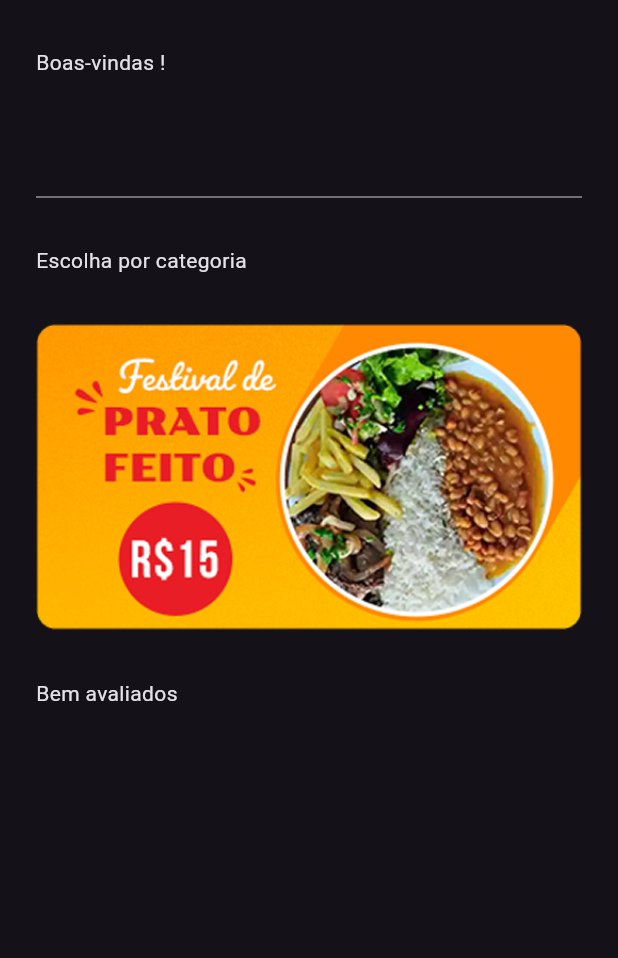
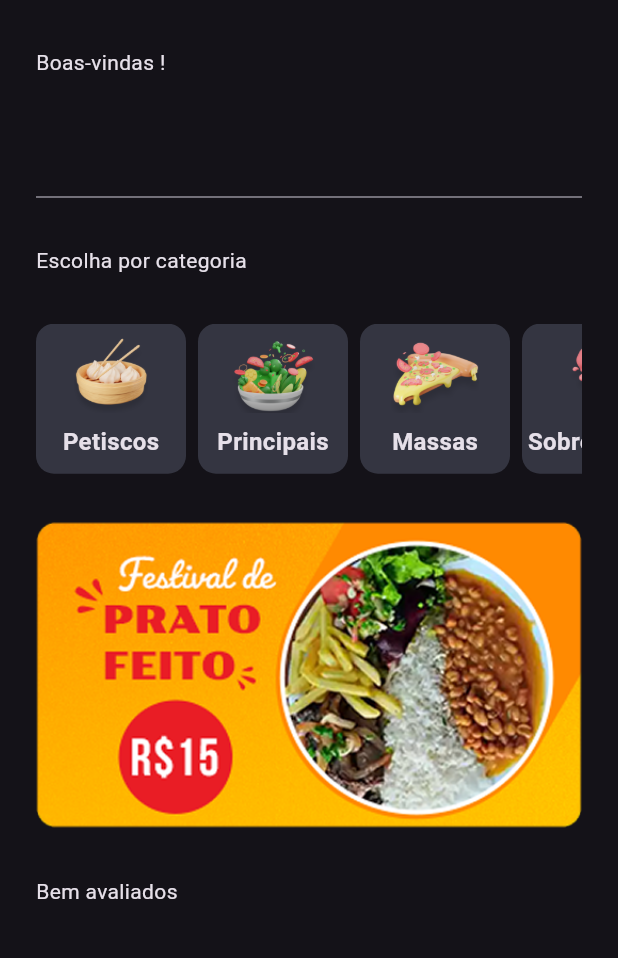
Before and after one commit to PedroLuisLopesdeMoraes/Flutter-App-Imersao, a Flutter app: the HomeScreen screen opened directly, on a phone screen of 412 x 824 dp, the part 136-1094 px from its top. Run offline on Flutter 3.47's test engine with Material 3 defaults, Android fonts, the phone set to English and light mode, and no system bars; missing offline and left inert: dart:ffi.

Commit message:
home com as categorias

```diff
--- a/lib/ui/_core/app_colors.dart
+++ b/lib/ui/_core/app_colors.dart
@@ -3,4 +3,5 @@ import 'package:flutter/material.dart';
 abstract class AppColors {
   static const Color backgroudColor = Color(0xff202123);
   static const Color mainColor = Color(0xFFffa559);
+  static const Color lightBackgroudcolor = Color(0xFF343541);
 }
--- a/lib/ui/home/home_screen.dart
+++ b/lib/ui/home/home_screen.dart
@@ -1,4 +1,7 @@
 import 'package:flutter/material.dart';
+import 'package:flutter/services.dart';
+import 'package:myapp/data/categories_data.dart';
+import 'package:myapp/ui/home/widgets/categorie_widget.dart';
 
 class HomeScreen extends StatelessWidget {
   // Suggested code may be subject to a license. Learn more: ~LicenseLog:1227724413.
@@ -13,19 +16,37 @@ class HomeScreen extends StatelessWidget {
           IconButton(onPressed: () {}, icon: Icon(Icons.shopping_cart)),
         ],
       ),
-      body: Padding(
+      body: SingleChildScrollView(
+        child: Padding(
           padding: EdgeInsets.symmetric(horizontal: 24),
           child: Column(
             spacing: 32,
             crossAxisAlignment: CrossAxisAlignment.start,
             children: [
-            Center(child: Image.asset('assets/assets/banners/logo.png', width: 147,)),
+              Center(
+                child: Image.asset('assets/assets/banners/logo.png', width: 147),
+              ),
               Text("Boas-vindas !"),
               TextFormField(),
               Text("Escolha por categoria"),
+              SingleChildScrollView(
+                scrollDirection: Axis.horizontal,
+                child: Row(
+                  spacing: 8,
+                  children: List.generate(CategoriesData.listCategories.length, (
+                    index,
+                  ) {
+                    return CategoryWidget(
+                      category: CategoriesData.listCategories[index],
+                    );
+                  }),
+                ),
+              ),
               Image.asset('assets/assets/banners/banner_promo.png'),
-            Text("Bem avaliados")
+              Text("Bem avaliados"),
+              SizedBox(height: 64,)
             ],
+          ),
         ),
       ),
     );
--- /dev/null
+++ b/lib/ui/home/widgets/categorie_widget.dart
@@ -0,0 +1,36 @@
+import 'package:flutter/material.dart';
+import 'package:flutter/rendering.dart';
+import 'package:myapp/ui/_core/app_colors.dart';
+
+class CategoryWidget extends StatelessWidget {
+  final String category;
+  const CategoryWidget({super.key, required this.category});
+
+  @override
+  Widget build(BuildContext context) {
+    return Container(
+      width: 100,
+      height: 100,
+      decoration: BoxDecoration(
+        color: AppColors.lightBackgroudcolor,
+        borderRadius: BorderRadius.circular(12),
+      ),
+      child: Column(
+        mainAxisSize: MainAxisSize.min,
+        mainAxisAlignment: MainAxisAlignment.center,
+        crossAxisAlignment: CrossAxisAlignment.center,
+        spacing: 8,
+        children: [
+          Image.asset(
+            'assets/assets/categories/${category.toLowerCase()}.png',
+            height: 50,
+          ),
+          Text(
+            category,
+            style: TextStyle(fontSize: 16, fontWeight: FontWeight.bold),
+          ),
+        ],
+      ),
+    );
+  }
+}
```
Lines whose indentation alone changed are shown as unchanged.
